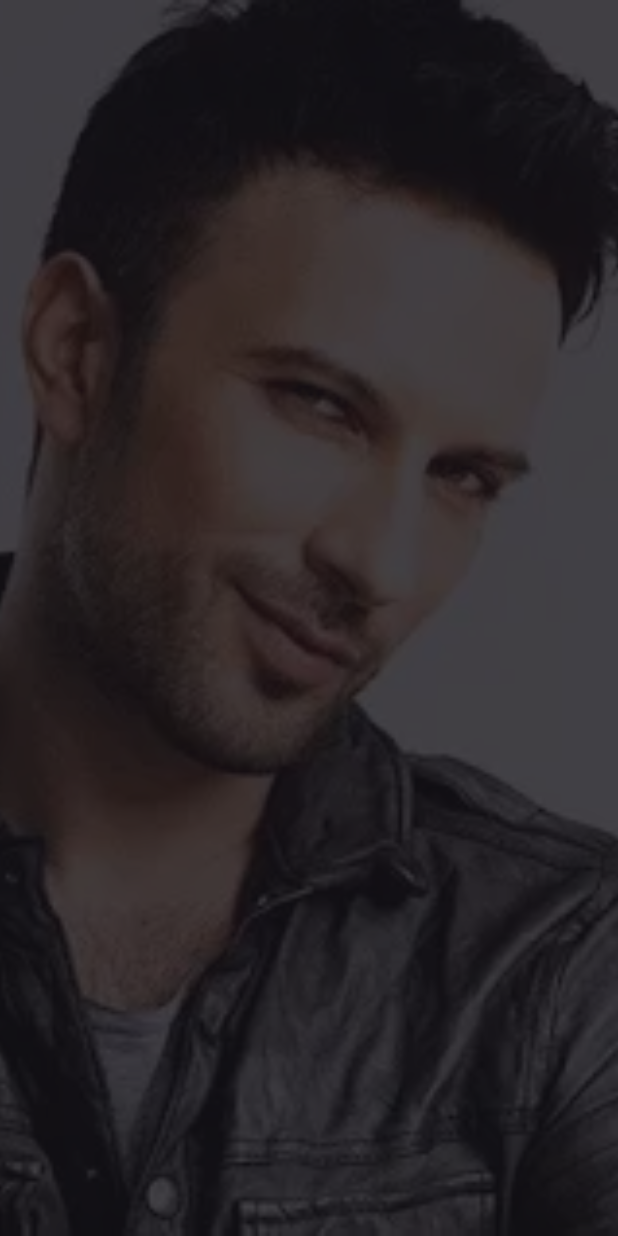
After one commit to AliShakoori89/turkish_music_web_app, a Flutter app: the PlayMusicPage screen opened directly, on a phone screen of 412 x 824 dp. The commit adds this screen. Run offline on Flutter 3.47's test engine with Material 3 defaults, Android fonts, the light colour scheme and no system bars; our stand-ins replace email_validator, file_picker, flutter_otp_text_field, flutter_svg, permission_handler, sliding_up_panel; missing offline and left inert: shaky_animated_listview, simple_audio, vertical_nav_bar; statements that could not run were skipped.

Commit message:
add play music page

```diff
--- /dev/null
+++ b/lib/presentation/ui/main_page/play_music_page.dart
@@ -0,0 +1,22 @@
+import 'package:flutter/material.dart';
+
+class PlayMusicPage extends StatelessWidget {
+
+  final String imagePath;
+  const PlayMusicPage({super.key, required this.imagePath});
+
+  @override
+  Widget build(BuildContext context) {
+    return Scaffold(
+      body: Container(
+        decoration: BoxDecoration(
+          image: DecorationImage(
+              image: AssetImage("assets/images/tarkan.png"),
+          fit: BoxFit.cover,
+            colorFilter: new ColorFilter.mode(Colors.black.withOpacity(0.2), BlendMode.dstATop),
+          ),
+        ),
+      ),
+    );
+  }
+}
```
Also changed, not shown: lib/presentation/helpers/playlist_container.dart (+10 -1 lines).
